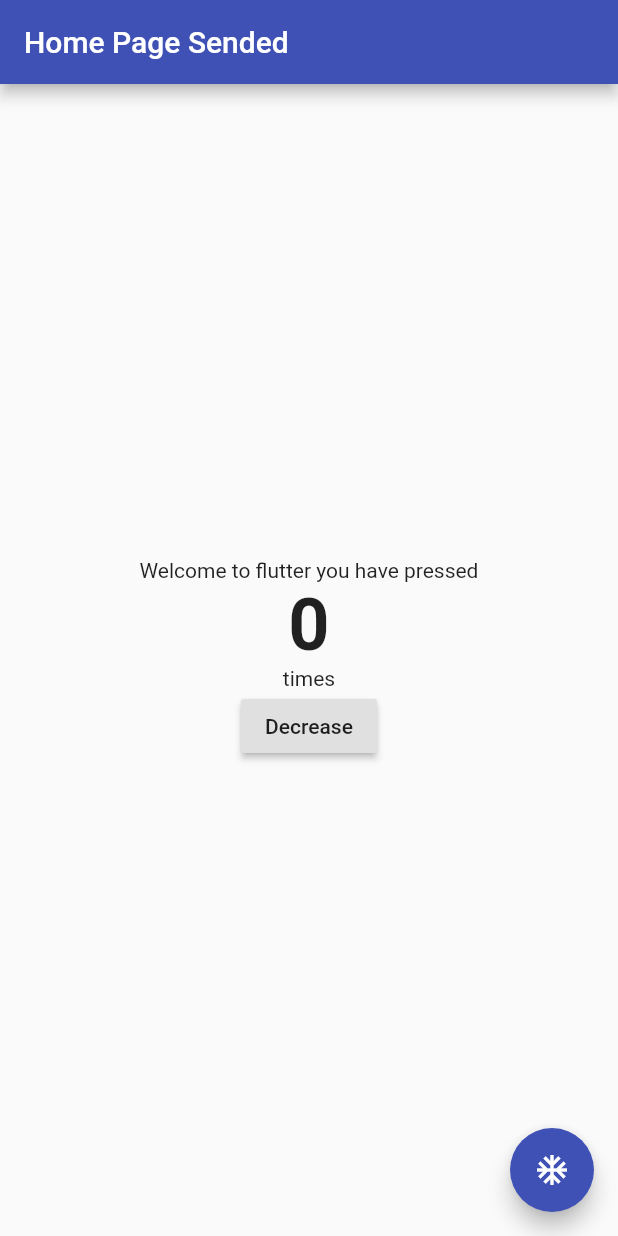
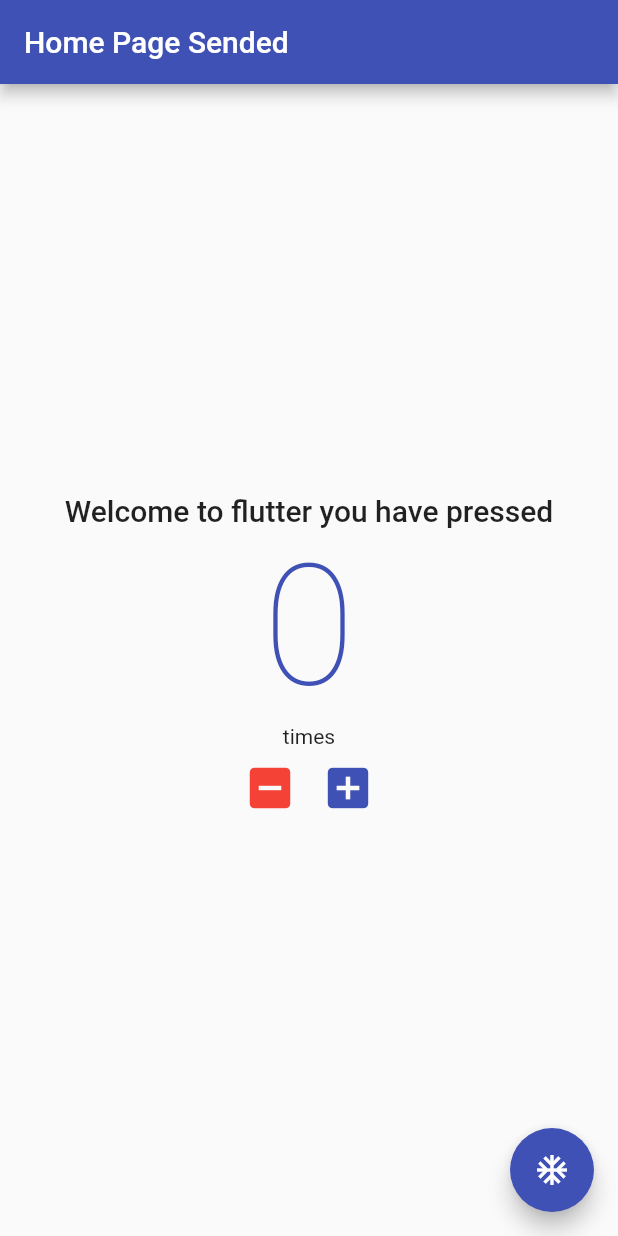
Before and after one commit to ismayilov1995/Flutter_Demo, a Flutter app: the screen it shows after launch, on a phone screen of 412 x 824 dp. Run offline on Flutter 3.47's test engine with Material 2 defaults, Android fonts, the phone set to English and light mode, and no system bars.

Commit message:
Improve project and inline if, textTheme used

```diff
--- a/lib/ui/statefull_practice.dart
+++ b/lib/ui/statefull_practice.dart
@@ -4,7 +4,10 @@ class StatefullPractice extends StatelessWidget {
   @override
   Widget build(BuildContext context) {
     return MaterialApp(
-        theme: ThemeData(primarySwatch: Colors.indigo),
+        theme: ThemeData(
+          primarySwatch: Colors.indigo,
+          // textTheme: TextTheme(headline1: TextStyle(fontSize: 198))
+        ),
         title: "Material title",
         home: MyHomePage(title: "Home Page Sended"));
   }
@@ -18,11 +21,11 @@ class MyHomePage extends StatefulWidget {
 
   @override
   State<StatefulWidget> createState() {
-    return MyHomePageState();
+    return _MyHomePageState();
   }
 }
 
-class MyHomePageState extends State<MyHomePage> {
+class _MyHomePageState extends State<MyHomePage> {
   @override
   Widget build(BuildContext context) {
     return Scaffold(
@@ -30,30 +33,37 @@ class MyHomePageState extends State<MyHomePage> {
         title: Text(widget.title),
       ),
       floatingActionButton: FloatingActionButton(
-        onPressed: () {
-          setState(() {
-            increaseCounter();
-          });
-        },
+        onPressed: _increaseCounter,
         child: Icon(Icons.ac_unit),
       ),
       body: Center(
         child: Column(
           mainAxisAlignment: MainAxisAlignment.center,
           children: [
-            Text("Welcome to flutter you have pressed"),
             Text(
-              "${widget.counter}",
-              style: TextStyle(fontSize: 48, fontWeight: FontWeight.bold),
+              "Welcome to flutter you have pressed",
+              style: Theme.of(context).textTheme.headline6,
             ),
+            Text("${widget.counter}",
+                style: Theme.of(context).textTheme.headline1.copyWith(
+                    color: widget.counter < 0 ? Colors.red : Colors.indigo)),
             Text("times"),
-            RaisedButton(
-              onPressed: () {
-                setState(() {
-                  decreaseCounter();
-                });
-              },
-              child: Text('Decrease'),
+            Row(
+              mainAxisAlignment: MainAxisAlignment.center,
+              children: [
+                IconButton(
+                  icon: Icon(Icons.indeterminate_check_box),
+                  color: Colors.red,
+                  iconSize: 36,
+                  onPressed: _decreaseCounter,
+                ),
+                IconButton(
+                  icon: Icon(Icons.add_box),
+                  color: Colors.indigo,
+                  iconSize: 36,
+                  onPressed: _increaseCounter,
+                ),
+              ],
             )
           ],
         ),
@@ -61,11 +71,15 @@ class MyHomePageState extends State<MyHomePage> {
     );
   }
 
-  void increaseCounter() {
-    widget.counter++;
+  void _increaseCounter() {
+    setState(() {
+      widget.counter++;
+    });
   }
 
-  void decreaseCounter() {
-    widget.counter--;
+  void _decreaseCounter() {
+    setState(() {
+      widget.counter--;
+    });
   }
 }
```
